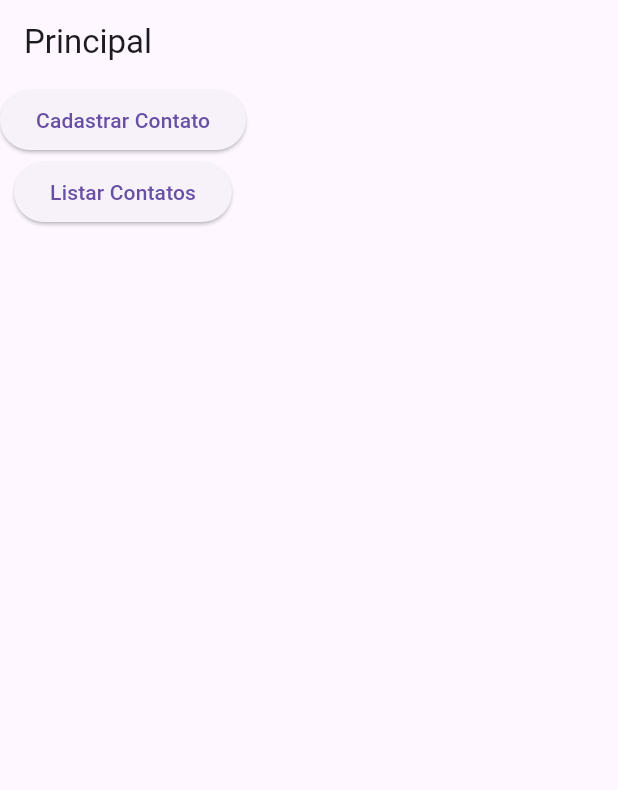
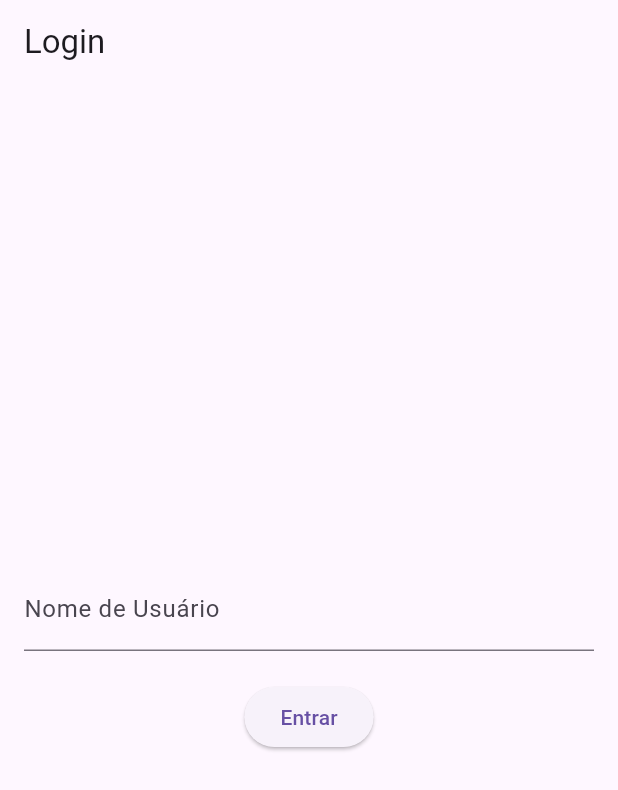
Before and after one commit to zPolga/AgendaProva, a Flutter app: the screen it shows after launch, on a phone screen of 412 x 824 dp. Shown: the top 790 px of the screen. Run offline on Flutter 3.47's test engine with Material 3 defaults, Android fonts, the phone set to English and light mode, and no system bars; our stand-ins replace shared_preferences.

Commit message:
Commit 5: exercicio "etapa 2" commit

```diff
--- /dev/null
+++ b/lib/login.dart
@@ -0,0 +1,64 @@
+import 'package:flutter/material.dart';
+import 'package:prova_agenda/principal.dart';
+import 'package:shared_preferences/shared_preferences.dart';
+import 'listagem.dart';
+import 'contatos_repository.dart';
+
+class Login extends StatefulWidget {
+  @override
+  _LoginState createState() => _LoginState();
+}
+
+class _LoginState extends State<Login> {
+  final TextEditingController usernameController = TextEditingController();
+  final _formKey = GlobalKey<FormState>();
+
+  // Função para salvar o nome de usuário como token
+  Future<void> _login() async {
+    if (_formKey.currentState!.validate()) {
+      SharedPreferences prefs = await SharedPreferences.getInstance();
+      await prefs.setString('username', usernameController.text);
+      Navigator.pushReplacement(
+        context,
+        MaterialPageRoute(
+          builder: (context) => Principal(),
+        ),
+      );
+    }
+  }
+
+  @override
+  Widget build(BuildContext context) {
+    return Scaffold(
+      appBar: AppBar(
+        title: Text("Login"),
+      ),
+      body: Padding(
+        padding: const EdgeInsets.all(16.0),
+        child: Form(
+          key: _formKey,
+          child: Column(
+            mainAxisAlignment: MainAxisAlignment.center,
+            children: [
+              TextFormField(
+                controller: usernameController,
+                decoration: InputDecoration(labelText: 'Nome de Usuário'),
+                validator: (value) {
+                  if (value == null || value.isEmpty) {
+                    return 'Digite seu nome de usuário';
+                  }
+                  return null;
+                },
+              ),
+              SizedBox(height: 20),
+              ElevatedButton(
+                onPressed: _login,
+                child: Text("Entrar"),
+              ),
+            ],
+          ),
+        ),
+      ),
+    );
+  }
+}
--- a/lib/main.dart
+++ b/lib/main.dart
@@ -1,60 +1,31 @@
-import 'package:flutter/material.dart'; // Importa o material design do Flutter
-import 'cadastro.dart'; // Importa a tela de cadastro
-import 'contatos_repository.dart'; // Importa o repositório de contatos
-import 'listagem.dart'; // Importa a tela de listagem
+import 'package:flutter/material.dart';
+import 'package:shared_preferences/shared_preferences.dart';
+import 'login.dart';
+import 'principal.dart';
 
 void main() {
-  runApp(MyApp()); // Inicia o app
+  runApp(MyApp());
 }
 
-// Classe principal do aplicativo
 class MyApp extends StatelessWidget {
+  Future<bool> _isLoggedIn() async {
+    SharedPreferences prefs = await SharedPreferences.getInstance();
+    return prefs.containsKey('username');
+  }
+
   @override
   Widget build(BuildContext context) {
     return MaterialApp(
-      title: 'Agenda de Contatos', // Título do app
-      home: Principal(), // Define a tela inicial
-    );
-  }
-}
-
-// Tela principal do app
-class Principal extends StatelessWidget {
-  final ContatosRepository contatos = ContatosRepository(); // Cria o repositório de contatos
-
-  @override
-  Widget build(BuildContext context) {
-    return Scaffold(
-      appBar: AppBar(
-        title: Text('Principal'), // Título da barra superior
-      ),
-      body: Column(
-        children: [
-          ElevatedButton(
-            onPressed: () {
-              // Quando o botão é pressionado, vai para a tela de cadastro
-              Navigator.push(
-                context,
-                MaterialPageRoute(
-                  builder: (context) => Cadastro(contatos: contatos), // Passa o repositório
-                ),
-              );
-            },
-            child: Text("Cadastrar Contato"), // Texto do botão
-          ),
-          ElevatedButton(
-            onPressed: () {
-              // Quando o botão é pressionado, vai para a tela de listagem
-              Navigator.push(
-                context,
-                MaterialPageRoute(
-                  builder: (context) => Listagem(contatos: contatos), // Passa o repositório
-                ),
-              );
-            },
-            child: Text("Listar Contatos"), // Texto do botão
-          ),
-        ],
+      title: 'Agenda de Contatos',
+      home: FutureBuilder(
+        future: _isLoggedIn(),
+        builder: (context, snapshot) {
+          if (snapshot.connectionState == ConnectionState.waiting) {
+            return Center(child: CircularProgressIndicator());
+          } else {
+            return snapshot.data == true ? Principal() : Login();
+          }
+        },
       ),
     );
   }
```
Also changed, not shown: lib/principal.dart (added, +60 -0 lines), pubspec.yaml (+8 -69 lines), pubspec.lock, 2 other files.
